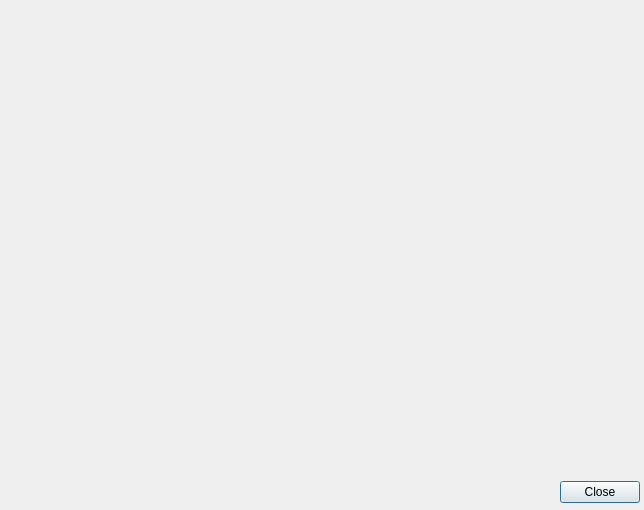
This is createChartDialog.ui in d4xDFl0w4r/IntroductoryPracticeSem2 as Qt 5 draws it before an edit. The edited form follows.
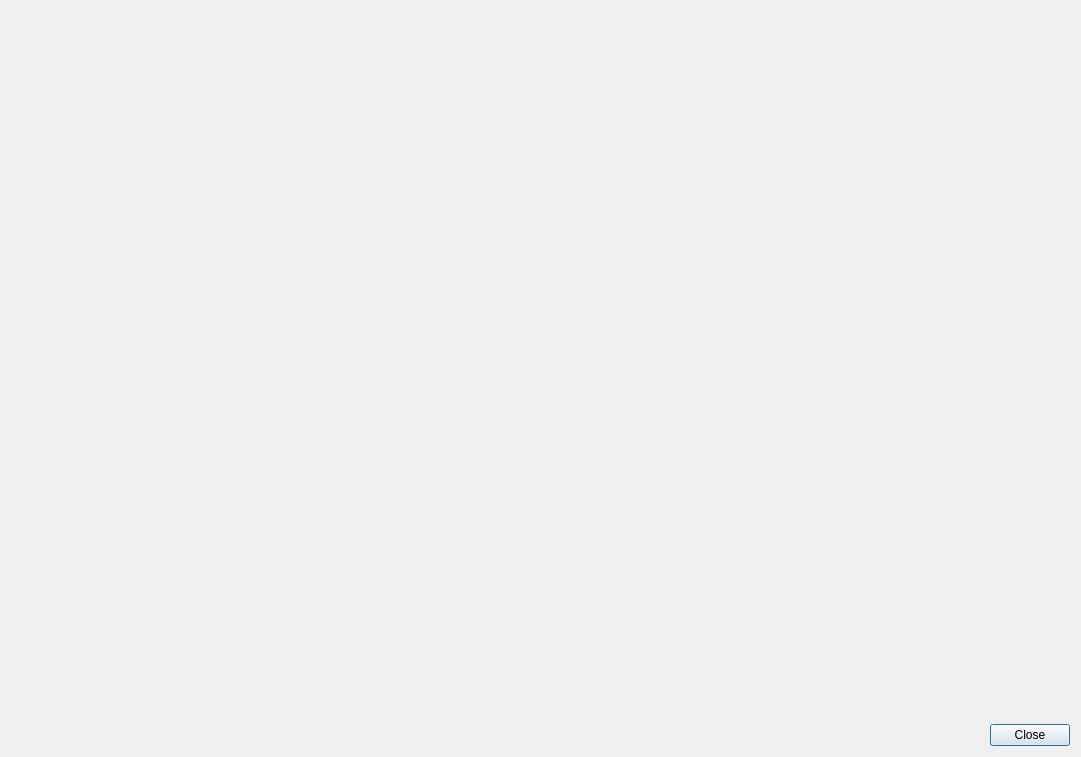
This is the edited form.

```diff
--- a/createChartDialog.ui
+++ b/createChartDialog.ui
@@ -9,40 +9,48 @@
    <rect>
     <x>0</x>
     <y>0</y>
-    <width>644</width>
-    <height>510</height>
+    <width>1081</width>
+    <height>757</height>
    </rect>
   </property>
+  <property name="sizePolicy">
+   <sizepolicy hsizetype="Preferred" vsizetype="Preferred">
+    <horstretch>0</horstretch>
+    <verstretch>0</verstretch>
+   </sizepolicy>
+  </property>
   <property name="windowTitle">
    <string>Dialog</string>
   </property>
+  <layout class="QVBoxLayout" name="verticalLayout">
+   <item>
+    <widget class="QFrame" name="horizontalFrame">
+     <property name="sizePolicy">
+      <sizepolicy hsizetype="Preferred" vsizetype="Preferred">
+       <horstretch>0</horstretch>
+       <verstretch>0</verstretch>
+      </sizepolicy>
+     </property>
+     <property name="mouseTracking">
+      <bool>false</bool>
+     </property>
+     <property name="frameShape">
+      <enum>QFrame::NoFrame</enum>
+     </property>
+     <layout class="QHBoxLayout" name="horizontalLayout_2"/>
+    </widget>
+   </item>
+   <item>
   <widget class="QDialogButtonBox" name="buttonBox">
    <property name="enabled">
     <bool>true</bool>
    </property>
-   <property name="geometry">
-    <rect>
-     <x>560</x>
-     <y>480</y>
-     <width>80</width>
-     <height>25</height>
-    </rect>
-   </property>
    <property name="standardButtons">
     <set>QDialogButtonBox::Close</set>
    </property>
   </widget>
-  <widget class="QFrame" name="horizontalFrame">
-   <property name="geometry">
-    <rect>
-     <x>-1</x>
-     <y>-1</y>
-     <width>641</width>
-     <height>471</height>
-    </rect>
-   </property>
-   <layout class="QHBoxLayout" name="horizontalLayout_2"/>
-  </widget>
+   </item>
+  </layout>
  </widget>
  <resources/>
  <connections/>
```
Lines whose indentation alone changed are shown as unchanged.
